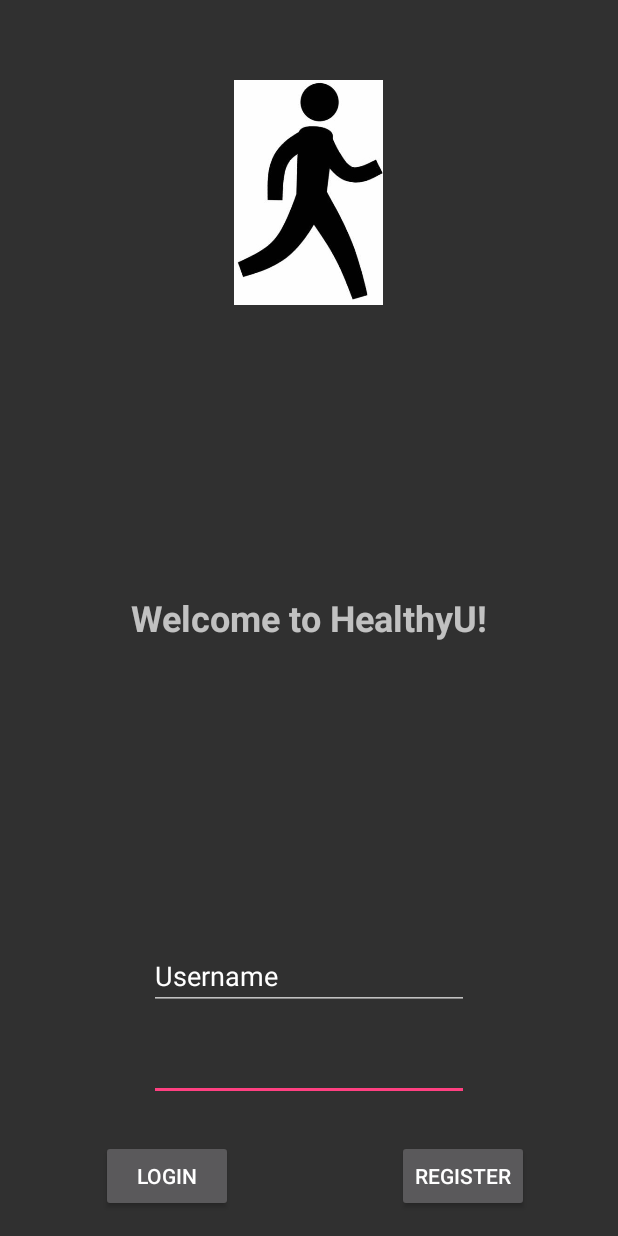
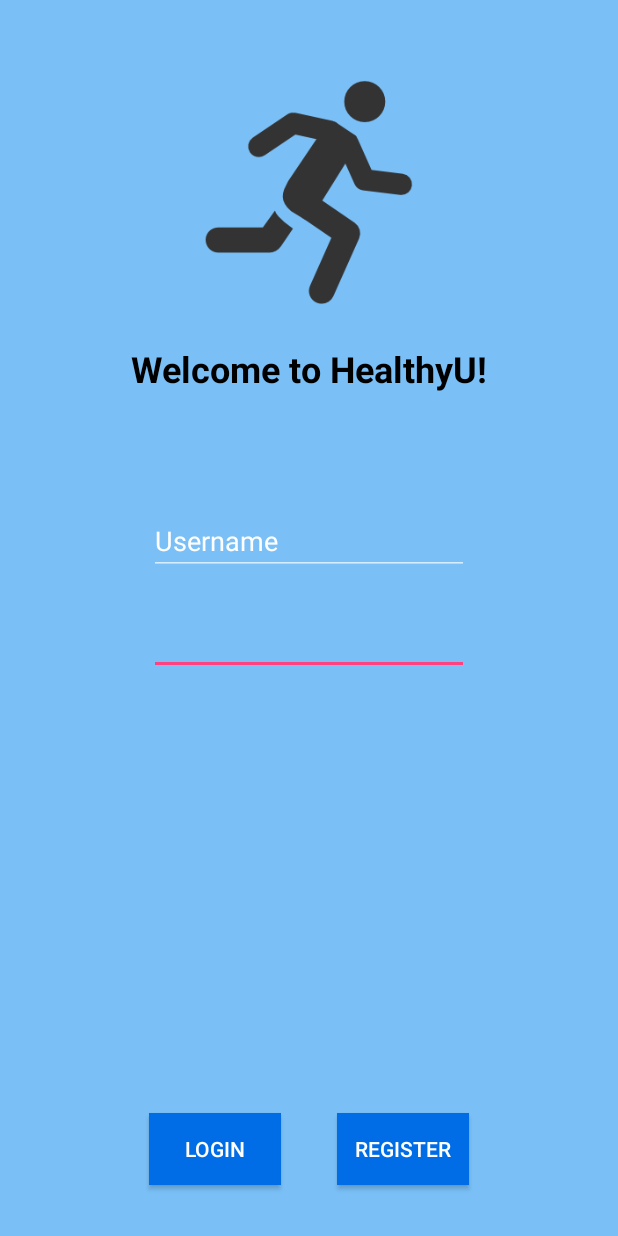
Before and after one commit to healthy-u/healthyu, an Android app: the screen it shows after launch (MainActivity), on a phone screen of 412 x 824 dp. Run offline under Robolectric (Android 15) with nearby library versions, the phone set to English and light mode, and no system bars; 3 statements that could not run were skipped.

Commit message:
Updated login screen

```diff
--- a/app/src/main/res/layout/activity_main.xml
+++ b/app/src/main/res/layout/activity_main.xml
@@ -4,6 +4,7 @@
     android:id="@+id/activity_main"
     android:layout_width="match_parent"
     android:layout_height="match_parent"
+    android:background="@color/background_blue"
     android:paddingBottom="@dimen/activity_vertical_margin"
     android:paddingLeft="@dimen/activity_horizontal_margin"
     android:paddingRight="@dimen/activity_horizontal_margin"
@@ -11,77 +12,70 @@
     tools:context="com.example.dustin.cs495helloworld.MainActivity">
 
     <Button
-        android:text="Register"
+        android:id="@+id/btnRegister"
         android:layout_width="wrap_content"
         android:layout_height="wrap_content"
-        android:id="@+id/btnRegister"
+        android:layout_alignEnd="@+id/passwordTxt"
         android:layout_alignParentBottom="true"
-        android:layout_alignParentRight="true"
-        android:layout_alignParentEnd="true"
-        android:layout_marginRight="43dp"
-        android:layout_marginEnd="43dp" />
+        android:layout_alignRight="@+id/passwordTxt"
+        android:layout_marginBottom="18dp"
+        android:background="@color/btn_blue"
+        android:text="Register"
+        android:textColor="@android:color/white" />
 
     <Button
-        android:text="Login"
+        android:id="@+id/btnLogin"
         android:layout_width="wrap_content"
         android:layout_height="wrap_content"
-        android:id="@+id/btnLogin"
-        android:layout_alignParentBottom="true"
-        android:layout_alignParentLeft="true"
-        android:layout_alignParentStart="true"
-        android:layout_marginLeft="51dp"
-        android:layout_marginStart="51dp" />
+        android:layout_alignBaseline="@+id/btnRegister"
+        android:layout_alignBottom="@+id/btnRegister"
+        android:layout_alignLeft="@+id/passwordTxt"
+        android:layout_alignStart="@+id/passwordTxt"
+        android:background="@color/btn_blue"
+        android:text="Login"
+        android:textColor="@android:color/white" />
 
     <EditText
+        android:id="@+id/passwordTxt"
         android:layout_width="wrap_content"
         android:layout_height="wrap_content"
-        android:inputType="textPassword"
+        android:layout_below="@+id/usernameTxt"
+        android:layout_centerHorizontal="true"
+        android:layout_marginTop="21dp"
         android:ems="10"
-        android:id="@+id/passwordTxt"
-        android:layout_above="@+id/btnRegister"
-        android:layout_centerHorizontal="true"
-        android:layout_marginBottom="26dp" />
+        android:inputType="textPassword" />
 
     <EditText
+        android:id="@+id/usernameTxt"
         android:layout_width="wrap_content"
         android:layout_height="wrap_content"
+        android:layout_alignLeft="@+id/passwordTxt"
+        android:layout_alignStart="@+id/passwordTxt"
+        android:layout_below="@+id/textView2"
+        android:layout_marginTop="76dp"
+        android:ems="10"
         android:inputType="textPersonName"
-        android:text="Username"
-        android:ems="10"
-        android:id="@+id/usernameTxt"
-        android:layout_marginBottom="15dp"
-        android:layout_above="@+id/passwordTxt"
-        android:layout_alignLeft="@+id/passwordTxt"
-        android:layout_alignStart="@+id/passwordTxt" />
+        android:text="Username" />
 
     <ImageView
         android:id="@+id/imageView1"
         android:layout_width="150dp"
         android:layout_height="150dp"
-        android:src="@drawable/walking_guy"
         android:layout_alignParentTop="true"
         android:layout_centerHorizontal="true"
-        android:layout_marginTop="37dp" />
+        android:layout_marginTop="37dp"
+        android:src="@drawable/running_man" />
 
     <TextView
+        android:id="@+id/textView2"
         android:layout_width="wrap_content"
         android:layout_height="wrap_content"
-        android:layout_above="@+id/usernameTxt"
-        android:layout_alignLeft="@+id/usernameTxt"
-        android:layout_alignStart="@+id/usernameTxt"
-        android:layout_marginBottom="36dp"
-        android:id="@+id/textView"
-        android:layout_alignRight="@+id/usernameTxt"
-        android:layout_alignEnd="@+id/usernameTxt" />
-
-    <TextView
+        android:layout_below="@+id/imageView1"
+        android:layout_centerHorizontal="true"
+        android:layout_marginTop="26dp"
+        android:fontFamily="sans-serif"
         android:text="Welcome to HealthyU!"
-        android:layout_width="wrap_content"
-        android:layout_height="wrap_content"
-        android:layout_centerVertical="true"
-        android:layout_centerHorizontal="true"
-        android:id="@+id/textView2"
-        android:fontFamily="sans-serif"
+        android:textColor="@android:color/black"
         android:textSize="24sp"
         android:textStyle="normal|bold" />
 
```
